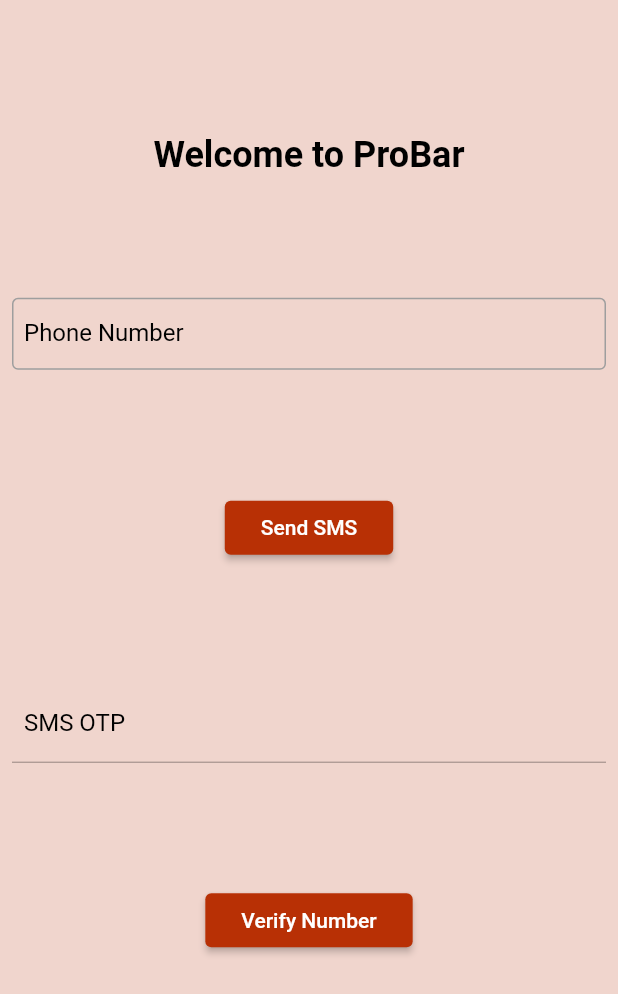
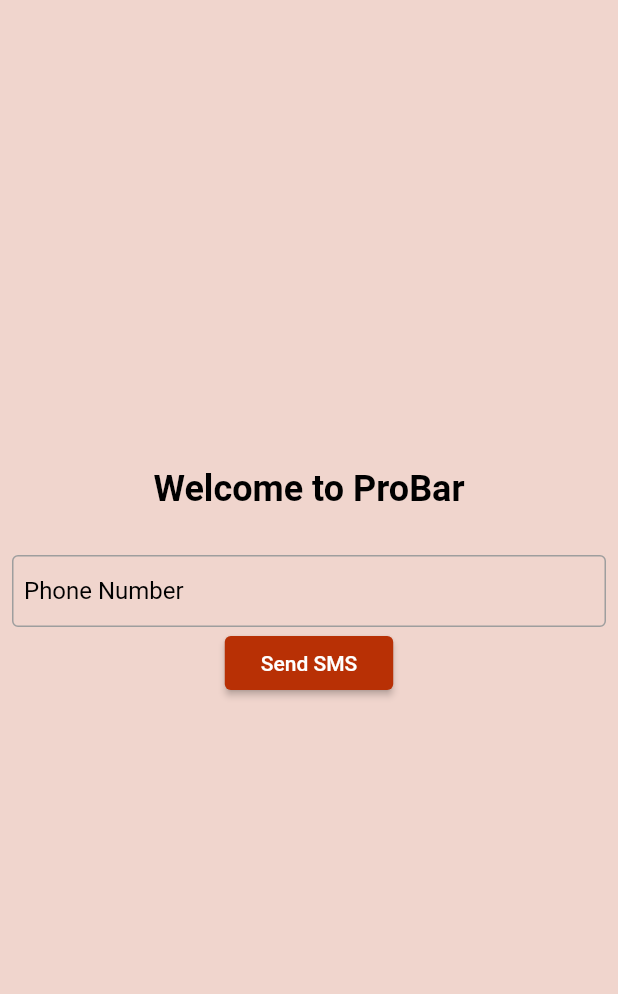
Before and after one commit to rkprajapat/project_baroda, a Flutter app: the screen it shows after launch, on a phone screen of 412 x 824 dp. Shown: the top 994 px of the screen. Run offline on Flutter 3.47's test engine with Material 2 defaults, Android fonts, the phone set to English and light mode, and no system bars; our stand-ins replace firebase_auth, firebase_core, image_picker, permission_handler; accounts and stored records are empty; Roboto replaces fonts that are missing (Georgia, Hind).

```diff
--- a/lib/login.dart
+++ b/lib/login.dart
@@ -58,7 +58,7 @@ class _LoginState extends State<Login> {
                 key: _formKey,
                 child: Column(
                     crossAxisAlignment: CrossAxisAlignment.center,
-                    mainAxisAlignment: MainAxisAlignment.spaceEvenly,
+                    mainAxisAlignment: MainAxisAlignment.center,
                     mainAxisSize: MainAxisSize.max,
                     children: <Widget>[
                       Text(
@@ -68,9 +68,12 @@ class _LoginState extends State<Login> {
                             fontWeight: FontWeight.bold,
                             fontSize: 24.0),
                       ),
+                      SizedBox(
+                        height: 30.0,
+                      ),
                       TextFormField(
                         controller: _phoneNumberController,
-                        textInputAction: TextInputAction.next,
+                        textInputAction: TextInputAction.done,
                         decoration: InputDecoration(
                           contentPadding: EdgeInsets.all(8.0),
                           labelText: 'Phone Number',
@@ -94,12 +97,18 @@ class _LoginState extends State<Login> {
                         onPressed: () async {
                           _formKey.currentState.validate();
                           if (_formKey.currentState.validate()) {
-                            isSMSSent = true;
                             _verifyPhoneNumber();
                           }
                         },
                         child: Text('Send SMS'),
                       ),
+                      SizedBox(
+                        height: 30.0,
+                      ),
+                      Visibility(
+                        visible: isSMSSent,
+                        child: Column(
+                          children: [
                             TextFormField(
                               enabled: isSMSSent,
                               controller: _smsController,
@@ -109,7 +118,8 @@ class _LoginState extends State<Login> {
                                 labelText: 'SMS OTP',
                                 labelStyle: TextStyle(color: Colors.black),
                                 focusedBorder: OutlineInputBorder(
-                              borderSide: BorderSide(color: Color(0xffb83005))),
+                                    borderSide:
+                                        BorderSide(color: Color(0xffb83005))),
                                 enabledBorder: OutlineInputBorder(
                                     borderSide: BorderSide(color: Colors.grey)),
                               ),
@@ -133,6 +143,9 @@ class _LoginState extends State<Login> {
                                 }
                               },
                               child: Text('Verify Number'),
+                            ),
+                          ],
+                        ),
                       ),
                       Visibility(
                         visible: _message == null ? false : true,
@@ -184,6 +197,7 @@ class _LoginState extends State<Login> {
 
     PhoneCodeSent codeSent =
         (String verificationId, [int forceResendingToken]) async {
+      isSMSSent = true;
       _scaffoldKey.currentState.showSnackBar(const SnackBar(
         content: Text('Please check your phone for the verification code.'),
       ));
@@ -198,7 +212,7 @@ class _LoginState extends State<Login> {
     try {
       await _auth.verifyPhoneNumber(
           phoneNumber: "+91" + _phoneNumberController.text,
-          timeout: const Duration(minutes: 5),
+          timeout: const Duration(minutes: 2),
           verificationCompleted: verificationCompleted,
           verificationFailed: verificationFailed,
           codeSent: codeSent,
--- a/pubspec.yaml
+++ b/pubspec.yaml
@@ -25,6 +25,9 @@ dependencies:
     sdk: flutter
   flutter_localizations:
     sdk: flutter
+  firebase_core: "^0.5.3"
+  flutter_signin_button: ^1.1.0
+  firebase_auth: "^0.18.4+1"
   image_picker: ^0.6.7+17
   permission_handler: ^5.0.1+1
 
```
Also changed, not shown: pubspec.lock, 1 other file. Lines whose indentation alone changed are shown as unchanged.
